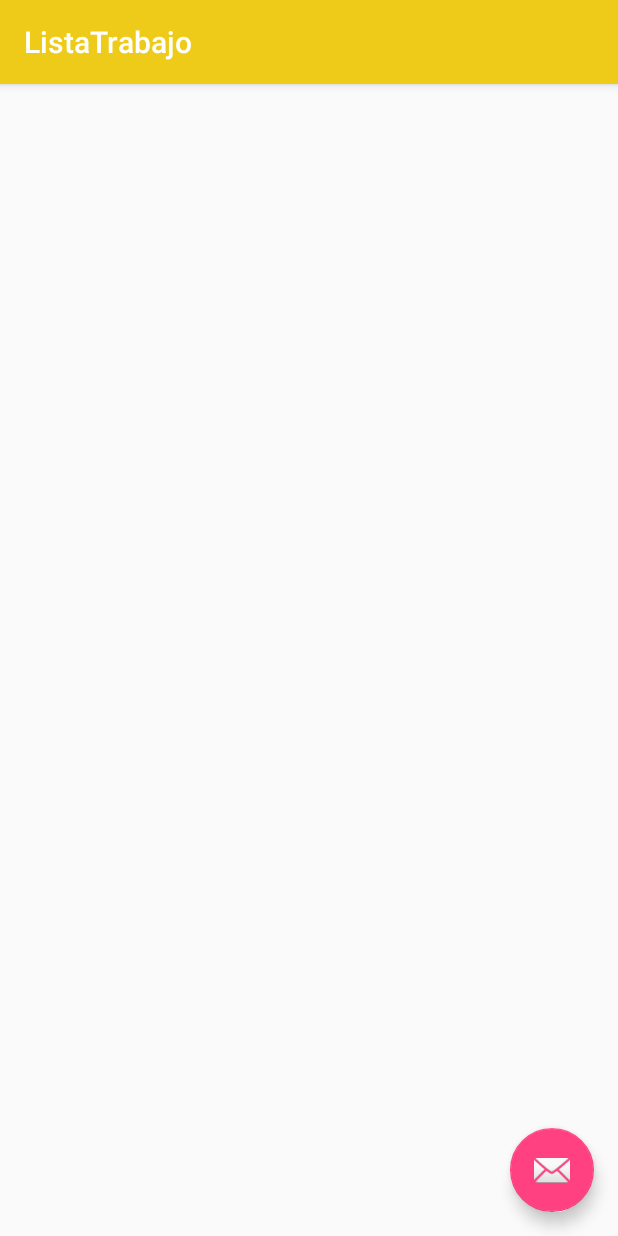
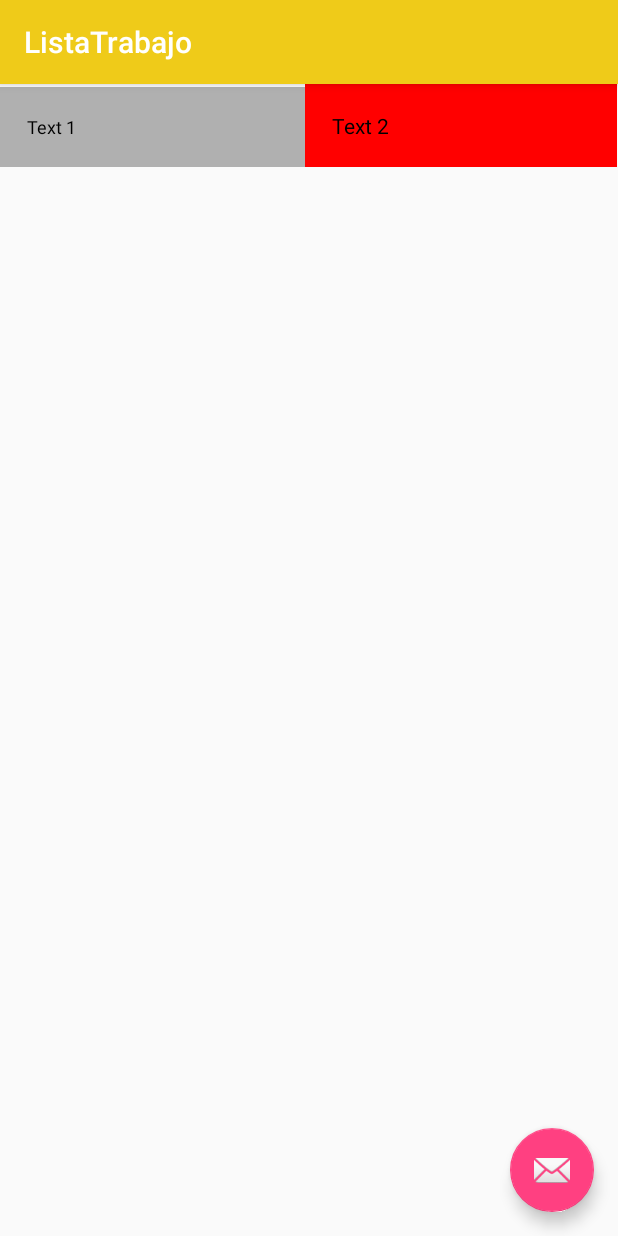
Before and after one commit to AndTinuviel/Android, an Android app: the ListaTrabajo screen opened directly, with no data from a screen before it, on a phone screen of 412 x 824 dp. Run offline under Robolectric (Android 15) with nearby library versions, the phone set to English and light mode, and no system bars.

Commit message:
lista de trabajo dinamica
Se crea lista de trabajo dinámica consumiendo del rest, tabla roja con plomo y turquesa

```diff
--- a/app/build.gradle
+++ b/app/build.gradle
@@ -27,4 +27,5 @@ dependencies {
     androidTestImplementation 'com.android.support.test:runner:1.0.2'
     androidTestImplementation 'com.android.support.test.espresso:espresso-core:3.0.2'
     implementation files('libs/gson-2.6.2.jar')
+    implementation 'com.android.support:recyclerview-v7:27.1.1'
 }
--- a/app/src/main/res/layout/content_lista_trabajo.xml
+++ b/app/src/main/res/layout/content_lista_trabajo.xml
@@ -21,4 +21,43 @@
         </LinearLayout>
 
     </ScrollView>
+    <TableLayout xmlns:android="http://schemas.android.com/apk/res/android"
+        android:id="@+id/simpleTableLayout"
+        android:layout_width="match_parent"
+        android:layout_height="match_parent"
+        android:stretchColumns="*"> <!-- stretch the second column of the layout-->
+
+        <!-- first row of the table layout-->
+        <TableRow
+
+            android:id="@+id/fila"
+            android:layout_width="fill_parent"
+            android:layout_height="wrap_content">
+
+            <!-- first element of the row-->
+            <TextView
+
+                android:id="@+id/simpleTextView"
+                android:layout_width="wrap_content"
+                android:layout_height="55dp"
+                android:background="#b0b0b0"
+                android:padding="18dip"
+                android:text="Text 1"
+                android:textColor="#000"
+                android:textSize="12dp" />
+
+            <TextView
+
+                android:id="@+id/simpleTextView1"
+                android:layout_width="wrap_content"
+                android:layout_height="wrap_content"
+                android:background="#FF0000"
+                android:padding="18dip"
+                android:text="Text 2"
+                android:textColor="#000"
+                android:textSize="14dp" />
+
+        </TableRow>
+    </TableLayout>
+
 </android.support.constraint.ConstraintLayout>
```
Also changed, not shown: app/src/main/java/service/proinman/clases/Cliente.java (+32 -0 lines), app/src/main/java/service/proinman/clases/MotorActividad.java (+23 -0 lines), app/src/main/java/service/proinman/clases/Solicitud.java (+39 -0 lines), app/src/main/java/service/proinman/proinmanappmovil/ListaTrabajo.java (+39 -4 lines).
